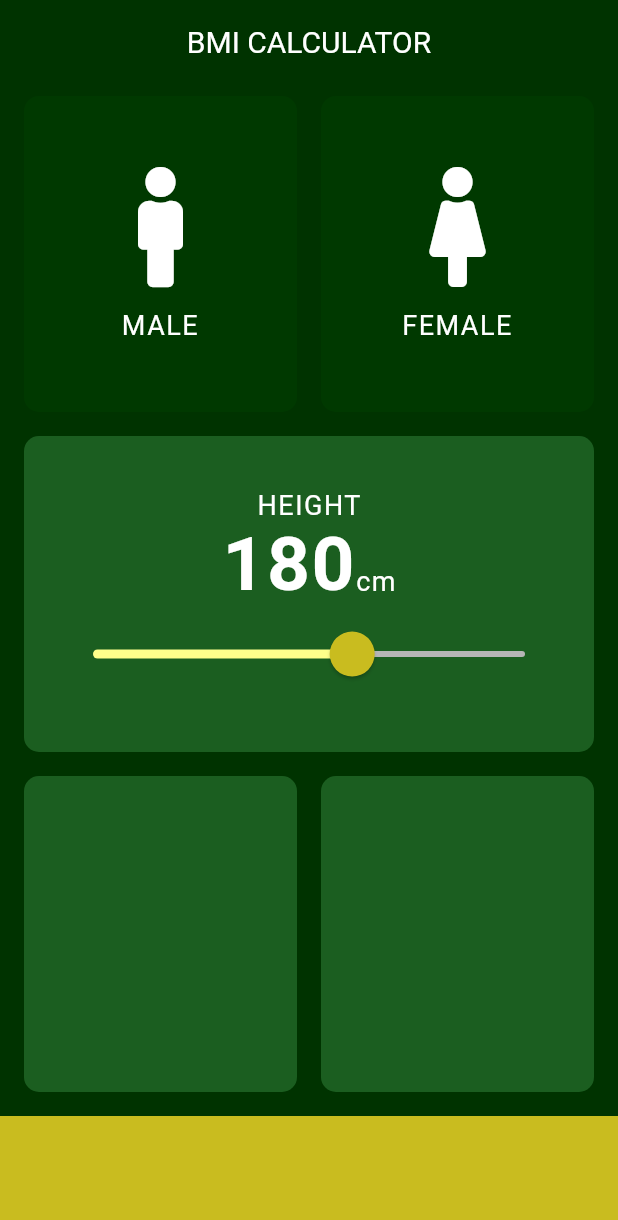
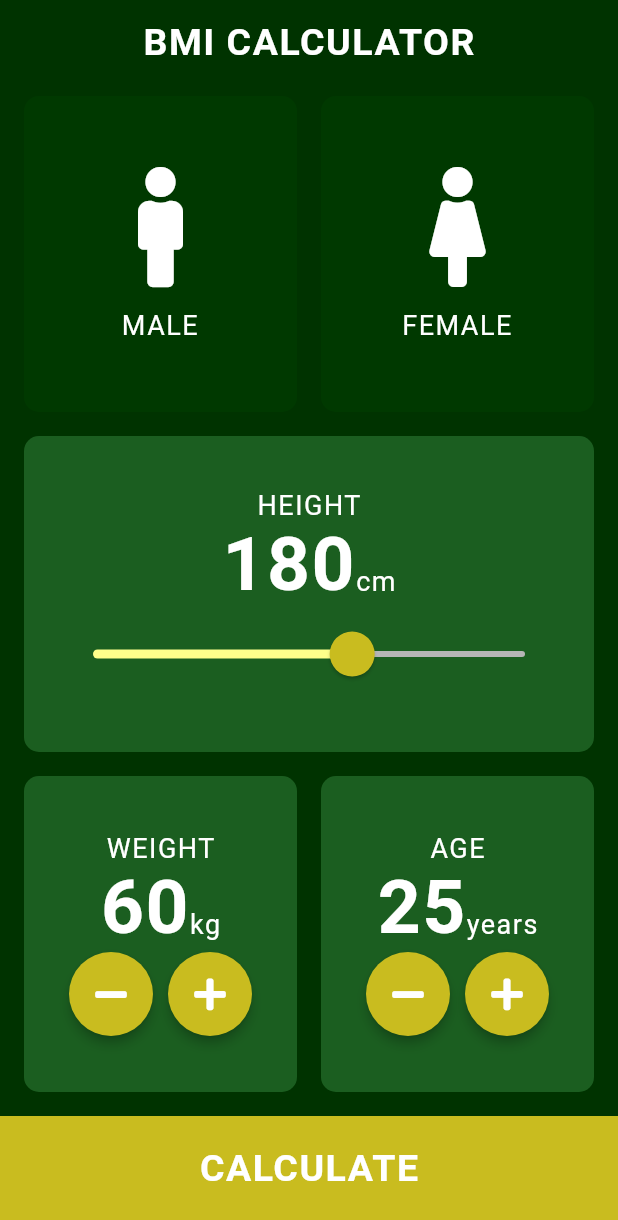
Before and after one commit to martynov-alex/bmi-calculator-flutter, a Flutter app: the screen it shows after launch, on a phone screen of 412 x 824 dp. Shown: the top 1220 px of the screen. Run offline on Flutter 3.47's test engine with Material 2 defaults, Android fonts, the phone set to English and light mode, and no system bars; our stand-ins replace font_awesome_flutter.

Commit message:
Add result screen, logic

```diff
--- /dev/null
+++ b/lib/calculator_brain.dart
@@ -0,0 +1,35 @@
+import 'dart:math';
+
+class CalculatorBrain {
+  CalculatorBrain({this.height, this.weight});
+
+  final int height;
+  final int weight;
+
+  double _bmi;
+
+  String calculateBMI() {
+    _bmi = weight / pow(height / 100, 2);
+    return _bmi.toStringAsFixed(1);
+  }
+
+  String getResults() {
+    if (_bmi >= 25) {
+      return 'Overweight';
+    } else if (_bmi >= 18.5) {
+      return 'Normal';
+    } else {
+      return 'Underweight';
+    }
+  }
+
+  String getInterpretation() {
+    if (_bmi >= 25) {
+      return 'You have a higher than normal body weight. Try to exercise more.';
+    } else if (_bmi >= 18.5) {
+      return 'You have a normal body weight. Good job!';
+    } else {
+      return 'You have a lower than normal body weight. You can eat a bit more.';
+    }
+  }
+}
--- /dev/null
+++ b/lib/components/bottom_button.dart
@@ -0,0 +1,24 @@
+import 'package:flutter/material.dart';
+import 'package:bmi_calculator/constants.dart';
+
+class BottomButton extends StatelessWidget {
+  BottomButton({@required this.buttonTitle, @required this.onTap});
+
+  final String buttonTitle;
+  final Function onTap;
+
+  @override
+  Widget build(BuildContext context) {
+    return GestureDetector(
+      onTap: onTap,
+      child: Container(
+        child: Center(child: Text(buttonTitle, style: kLargeTextStyle)),
+        color: kBottomContainerColor,
+        margin: EdgeInsets.only(top: kWidgetsIndent),
+        padding: EdgeInsets.only(bottom: 10),
+        width: double.infinity,
+        height: kBottomContainerHeight,
+      ),
+    );
+  }
+}
--- a/lib/icon_content.dart
+++ b/lib/components/icon_content.dart
@@ -1,5 +1,5 @@
 import 'package:flutter/material.dart';
-import 'constants.dart';
+import 'package:bmi_calculator/constants.dart';
 
 class IconContent extends StatelessWidget {
   IconContent({@required this.icon, @required this.label});
--- a/lib/reusable_card.dart
+++ b/lib/components/reusable_card.dart
@@ -1,15 +1,11 @@
 import 'package:flutter/material.dart';
-import 'constants.dart';
+import 'package:bmi_calculator/constants.dart';
 
 // Чтоб вынести виджет нужно выбрать в Flutter Outline -> Extract Widget...
 // После чего будет автоматически создан новый класс из выбранного виджета
 class ReusableCard extends StatelessWidget {
   // Чтоб сделать параметр обязательным нужно добавить @required
-  ReusableCard({
-    @required this.cardColor,
-    this.cardChild,
-    this.onPress,
-  });
+  ReusableCard({@required this.cardColor, this.cardChild, this.onPress});
 
   // final в начале означает, что данный параметр неизменный, после создания
   // экземпляра каласса уже нельзя будет поменять это свойство, т.е. класс
--- /dev/null
+++ b/lib/components/round_icon_button.dart
@@ -0,0 +1,23 @@
+import 'package:flutter/material.dart';
+
+class RoundIconButton extends StatelessWidget {
+  RoundIconButton({@required this.icon, @required this.onPress});
+
+  final IconData icon;
+  final Function onPress;
+
+  @override
+  Widget build(BuildContext context) {
+    return RawMaterialButton(
+      child: Icon(icon),
+      onPressed: onPress,
+      elevation: 3.0,
+      constraints: BoxConstraints.tightFor(
+        width: 56.0,
+        height: 56.0,
+      ),
+      shape: CircleBorder(),
+      fillColor: Color(0xffc9bc1f),
+    );
+  }
+}
--- a/lib/constants.dart
+++ b/lib/constants.dart
@@ -6,13 +6,45 @@ const Color kActiveCardColor = Color(0xff1b5e20);
 const Color kInactiveCardColor = Color(0xff003900);
 const Color kBottomContainerColor = Color(0xffc9bc1f);
 
+const TextStyle kNumberTextStyle = TextStyle(
+  fontSize: 50,
+  letterSpacing: 1.0,
+  fontWeight: FontWeight.bold,
+);
+
 const TextStyle kLabelTextStyle = TextStyle(
   fontSize: 18,
   letterSpacing: 1.0,
 );
 
-const TextStyle kNumberTextStyle = TextStyle(
+const TextStyle kLargeTextStyle = TextStyle(
+  fontSize: 25,
+  letterSpacing: 1.0,
+  fontWeight: FontWeight.bold,
+);
+
+const TextStyle kTitleTextStyle = TextStyle(
   fontSize: 50,
   letterSpacing: 1.0,
   fontWeight: FontWeight.bold,
 );
+
+const TextStyle kResultTextStyle = TextStyle(
+  color: Color(0xff76ff03),
+  fontSize: 25,
+  letterSpacing: 1.0,
+  fontWeight: FontWeight.bold,
+);
+
+const TextStyle kBMITextStyle = TextStyle(
+  //color: Colors.green,
+  fontSize: 100,
+  letterSpacing: 1.0,
+  fontWeight: FontWeight.bold,
+);
+
+const TextStyle kBodyTextStyle = TextStyle(
+  //color: Colors.green,
+  fontSize: 18,
+  letterSpacing: 1.0,
+);
--- a/lib/input_page.dart
+++ /dev/null
@@ -1,147 +0,0 @@
-import 'package:flutter/material.dart';
-import 'package:font_awesome_flutter/font_awesome_flutter.dart';
-import 'constants.dart';
-import 'icon_content.dart';
-import 'reusable_card.dart';
-
-enum Gender { male, female }
-
-class InputPage extends StatefulWidget {
-  @override
-  _InputPageState createState() => _InputPageState();
-}
-
-class _InputPageState extends State<InputPage> {
-  Gender selectedGender;
-  int height = 180;
-
-  @override
-  Widget build(BuildContext context) {
-    return Scaffold(
-      appBar: AppBar(
-        title: Text('BMI CALCULATOR'),
-      ),
-      body: Column(
-        crossAxisAlignment: CrossAxisAlignment.stretch,
-        children: [
-          Expanded(
-            child: Row(
-              children: [
-                SizedBox(width: kWidgetsIndent),
-                Expanded(
-                  child: ReusableCard(
-                    onPress: () {
-                      setState(() {
-                        selectedGender = Gender.male;
-                      });
-                    },
-                    cardColor: selectedGender == Gender.male
-                        ? kActiveCardColor
-                        : kInactiveCardColor,
-                    cardChild: IconContent(
-                      icon: FontAwesomeIcons.male,
-                      label: 'MALE',
-                    ),
-                  ),
-                ),
-                Expanded(
-                  child: ReusableCard(
-                    onPress: () {
-                      setState(() {
-                        selectedGender = Gender.female;
-                      });
-                    },
-                    cardColor: selectedGender == Gender.female
-                        ? kActiveCardColor
-                        : kInactiveCardColor,
-                    cardChild: IconContent(
-                      icon: FontAwesomeIcons.female,
-                      label: 'FEMALE',
-                    ),
-                  ),
-                ),
-                SizedBox(width: kWidgetsIndent),
-              ],
-            ),
-          ),
-          Expanded(
-            child: Row(
-              children: [
-                SizedBox(width: kWidgetsIndent),
-                Expanded(
-                  child: ReusableCard(
-                    cardColor: kActiveCardColor,
-                    cardChild: Column(
-                      mainAxisAlignment: MainAxisAlignment.center,
-                      children: [
-                        Text(
-                          'HEIGHT',
-                          style: kLabelTextStyle,
-                        ),
-                        Row(
-                          mainAxisAlignment: MainAxisAlignment.center,
-                          crossAxisAlignment: CrossAxisAlignment.baseline,
-                          textBaseline: TextBaseline.alphabetic,
-                          children: [
-                            Text(
-                              height.toString(),
-                              style: kNumberTextStyle,
-                            ),
-                            Text(
-                              'cm',
-                              style: kLabelTextStyle,
-                            ),
-                          ],
-                        ),
-                        SliderTheme(
-                          data: SliderTheme.of(context).copyWith(
-                            activeTrackColor: Color(0xffffff8b),
-                            inactiveTrackColor: Color(0xffb6b6b6),
-                            thumbColor: Color(0xffc9bc1f),
-                            overlayColor: Color(0x29c9bc1f),
-                            thumbShape: RoundSliderThumbShape(
-                              enabledThumbRadius: 15,
-                            ),
-                            overlayShape: RoundSliderOverlayShape(
-                              overlayRadius: 30,
-                            ),
-                          ),
-                          child: Slider(
-                            value: height.toDouble(),
-                            min: 120,
-                            max: 220,
-                            label: '${height.round().toString()}',
-                            onChanged: (double newValue) {
-                              setState(() => height = newValue.round());
-                            },
-                          ),
-                        ),
-                      ],
-                    ),
-                  ),
-                ),
-                SizedBox(width: kWidgetsIndent),
-              ],
-            ),
-          ),
-          Expanded(
-            child: Row(
-              children: [
-                SizedBox(width: kWidgetsIndent),
-                Expanded(child: ReusableCard(cardColor: kActiveCardColor)),
-                Expanded(child: ReusableCard(cardColor: kActiveCardColor)),
-                SizedBox(width: kWidgetsIndent),
-              ],
-            ),
-          ),
-          Container(
-            color: kBottomContainerColor,
-            margin: EdgeInsets.only(top: kWidgetsIndent),
-            width: double.infinity,
-            height: kBottomContainerHeight,
-          ),
-        ],
-      ),
-    );
-  }
-}
--- a/lib/main.dart
+++ b/lib/main.dart
@@ -1,5 +1,5 @@
 import 'package:flutter/material.dart';
-import 'input_page.dart';
+import 'screens/input_page.dart';
 
 void main() => runApp(BMICalculator());
 
--- /dev/null
+++ b/lib/screens/input_page.dart
@@ -0,0 +1,265 @@
+import 'package:flutter/material.dart';
+import 'package:font_awesome_flutter/font_awesome_flutter.dart';
+import 'package:bmi_calculator/constants.dart';
+import 'package:bmi_calculator/calculator_brain.dart';
+import 'package:bmi_calculator/screens/results_page.dart';
+import 'package:bmi_calculator/components/icon_content.dart';
+import 'package:bmi_calculator/components/reusable_card.dart';
+import 'package:bmi_calculator/components/bottom_button.dart';
+import 'package:bmi_calculator/components/round_icon_button.dart';
+
+enum Gender { male, female }
+
+class InputPage extends StatefulWidget {
+  @override
+  _InputPageState createState() => _InputPageState();
+}
+
+class _InputPageState extends State<InputPage> {
+  Gender selectedGender;
+  int height = 180;
+  int weight = 60;
+  int age = 25;
+
+  @override
+  Widget build(BuildContext context) {
+    return Scaffold(
+      appBar: AppBar(title: Text('BMI CALCULATOR', style: kLargeTextStyle)),
+      body: Column(
+        crossAxisAlignment: CrossAxisAlignment.stretch,
+        children: [
+          Expanded(
+            child: Row(
+              children: [
+                SizedBox(width: kWidgetsIndent),
+                Expanded(
+                  child: ReusableCard(
+                    onPress: () {
+                      setState(() {
+                        selectedGender = Gender.male;
+                      });
+                    },
+                    cardColor: selectedGender == Gender.male
+                        ? kActiveCardColor
+                        : kInactiveCardColor,
+                    cardChild: IconContent(
+                      icon: FontAwesomeIcons.male,
+                      label: 'MALE',
+                    ),
+                  ),
+                ),
+                Expanded(
+                  child: ReusableCard(
+                    onPress: () {
+                      setState(() {
+                        selectedGender = Gender.female;
+                      });
+                    },
+                    cardColor: selectedGender == Gender.female
+                        ? kActiveCardColor
+                        : kInactiveCardColor,
+                    cardChild: IconContent(
+                      icon: FontAwesomeIcons.female,
+                      label: 'FEMALE',
+                    ),
+                  ),
+                ),
+                SizedBox(width: kWidgetsIndent),
+              ],
+            ),
+          ),
+          Expanded(
+            child: Row(
+              children: [
+                SizedBox(width: kWidgetsIndent),
+                Expanded(
+                  child: ReusableCard(
+                    cardColor: kActiveCardColor,
+                    cardChild: Column(
+                      mainAxisAlignment: MainAxisAlignment.center,
+                      children: [
+                        Text(
+                          'HEIGHT',
+                          style: kLabelTextStyle,
+                        ),
+                        Row(
+                          mainAxisAlignment: MainAxisAlignment.center,
+                          crossAxisAlignment: CrossAxisAlignment.baseline,
+                          textBaseline: TextBaseline.alphabetic,
+                          children: [
+                            Text(
+                              height.toString(),
+                              style: kNumberTextStyle,
+                            ),
+                            Text(
+                              'cm',
+                              style: kLabelTextStyle,
+                            ),
+                          ],
+                        ),
+                        SliderTheme(
+                          data: SliderTheme.of(context).copyWith(
+                            activeTrackColor: Color(0xffffff8b),
+                            inactiveTrackColor: Color(0xffb6b6b6),
+                            thumbColor: Color(0xffc9bc1f),
+                            overlayColor: Color(0x29c9bc1f),
+                            thumbShape: RoundSliderThumbShape(
+                              enabledThumbRadius: 15,
+                            ),
+                            overlayShape: RoundSliderOverlayShape(
+                              overlayRadius: 30,
+                            ),
+                          ),
+                          child: Slider(
+                            value: height.toDouble(),
+                            min: 120,
+                            max: 220,
+                            label: '${height.round().toString()}',
+                            onChanged: (double newValue) {
+                              setState(() => height = newValue.round());
+                            },
+                          ),
+                        ),
+                      ],
+                    ),
+                  ),
+                ),
+                SizedBox(width: kWidgetsIndent),
+              ],
+            ),
+          ),
+          Expanded(
+            child: Row(
+              children: [
+                SizedBox(width: kWidgetsIndent),
+                Expanded(
+                  child: ReusableCard(
+                    cardColor: kActiveCardColor,
+                    cardChild: Column(
+                      mainAxisAlignment: MainAxisAlignment.center,
+                      children: [
+                        Text(
+                          'WEIGHT',
+                          style: kLabelTextStyle,
+                        ),
+                        Row(
+                          mainAxisAlignment: MainAxisAlignment.center,
+                          crossAxisAlignment: CrossAxisAlignment.baseline,
+                          textBaseline: TextBaseline.alphabetic,
+                          children: [
+                            Text(
+                              weight.toString(),
+                              style: kNumberTextStyle,
+                            ),
+                            Text(
+                              'kg',
+                              style: kLabelTextStyle,
+                            ),
+                          ],
+                        ),
+                        Row(
+                          mainAxisAlignment: MainAxisAlignment.center,
+                          children: [
+                            RoundIconButton(
+                              icon: FontAwesomeIcons.minus,
+                              onPress: () {
+                                setState(() {
+                                  weight > 5 ? weight-- : weight = 5;
+                                });
+                              },
+                            ),
+                            SizedBox(width: 10),
+                            RoundIconButton(
+                              icon: FontAwesomeIcons.plus,
+                              onPress: () {
+                                setState(() {
+                                  weight < 200 ? weight++ : weight = 200;
+                                });
+                              },
+                            ),
+                          ],
+                        ),
+                      ],
+                    ),
+                  ),
+                ),
+                Expanded(
+                  child: ReusableCard(
+                    cardColor: kActiveCardColor,
+                    cardChild: Column(
+                      mainAxisAlignment: MainAxisAlignment.center,
+                      children: [
+                        Text(
+                          'AGE',
+                          style: kLabelTextStyle,
+                        ),
+                        Row(
+                          mainAxisAlignment: MainAxisAlignment.center,
+                          crossAxisAlignment: CrossAxisAlignment.baseline,
+                          textBaseline: TextBaseline.alphabetic,
+                          children: [
+                            Text(
+                              age.toString(),
+                              style: kNumberTextStyle,
+                            ),
+                            Text(
+                              'years',
+                              style: kLabelTextStyle,
+                            ),
+                          ],
+                        ),
+                        Row(
+                          mainAxisAlignment: MainAxisAlignment.center,
+                          children: [
+                            RoundIconButton(
+                              icon: FontAwesomeIcons.minus,
+                              onPress: () {
+                                setState(() {
+                                  age > 5 ? age-- : age = 5;
+                                });
+                              },
+                            ),
+                            SizedBox(width: 10),
+                            RoundIconButton(
+                              icon: FontAwesomeIcons.plus,
+                              onPress: () {
+                                setState(() {
+                                  age < 99 ? age++ : age = 99;
+                                });
+                              },
+                            ),
+                          ],
+                        ),
+                      ],
+                    ),
+                  ),
+                ),
+                SizedBox(width: kWidgetsIndent),
+              ],
+            ),
+          ),
+          BottomButton(
+            buttonTitle: 'CALCULATE',
+            onTap: () {
+              CalculatorBrain calc = CalculatorBrain(
+                height: height,
+                weight: weight,
+              );
+
+              Navigator.push(
+                context,
+                MaterialPageRoute(
+                  builder: (context) => ResultPage(
+                    bmiResult: calc.calculateBMI(),
+                    resultText: calc.getResults(),
+                    interpretation: calc.getInterpretation(),
+                  ),
+                ),
+              );
+            },
+          ),
+        ],
+      ),
+    );
+  }
+}
```
Also changed, not shown: lib/screens/results_page.dart (added, +78 -0 lines), blob/Screenshot_1.png (added), blob/Screenshot_2.png (added), 1 other file.
